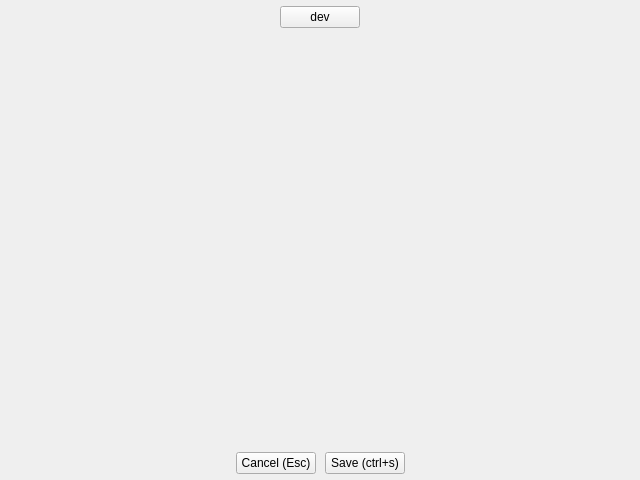
Qt form pamet/views/note/base_edit/widget.ui (v-ko/pamet) before a commit.
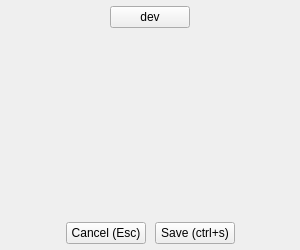
The same form after that commit.

Patch:
```diff
--- a/pamet/views/note/base_edit/widget.ui
+++ b/pamet/views/note/base_edit/widget.ui
@@ -6,10 +6,16 @@
    <rect>
     <x>0</x>
     <y>0</y>
-    <width>640</width>
-    <height>480</height>
+    <width>300</width>
+    <height>250</height>
    </rect>
   </property>
+  <property name="minimumSize">
+   <size>
+    <width>300</width>
+    <height>225</height>
+   </size>
+  </property>
   <property name="windowTitle">
    <string>Edit note</string>
   </property>
```
